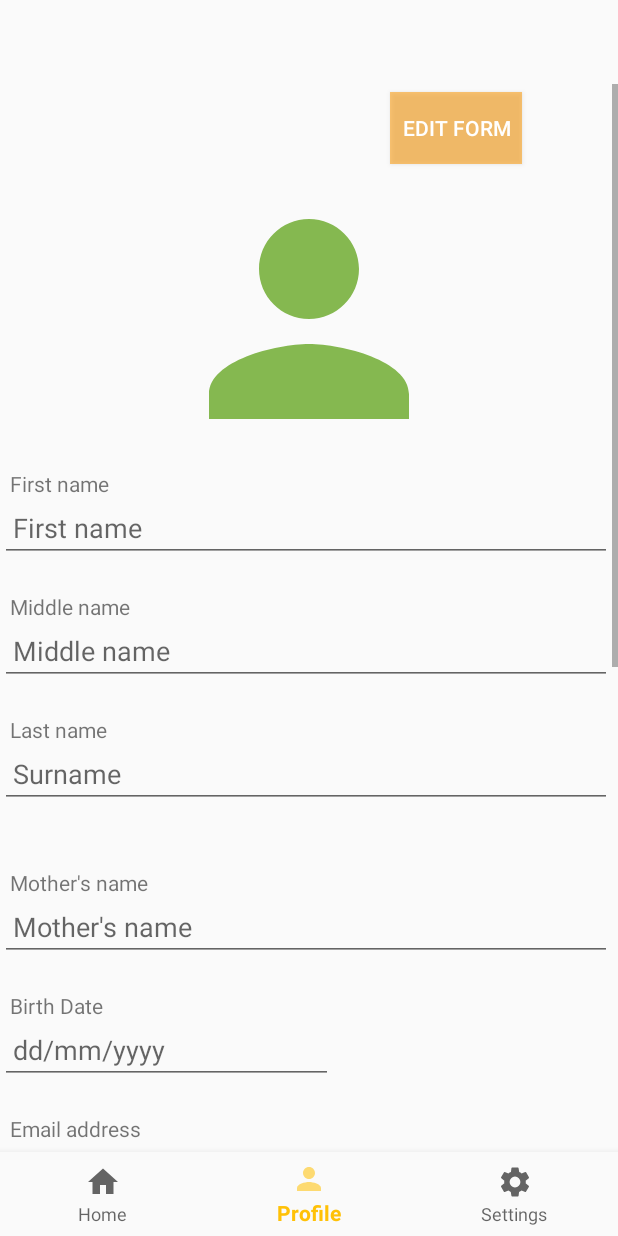
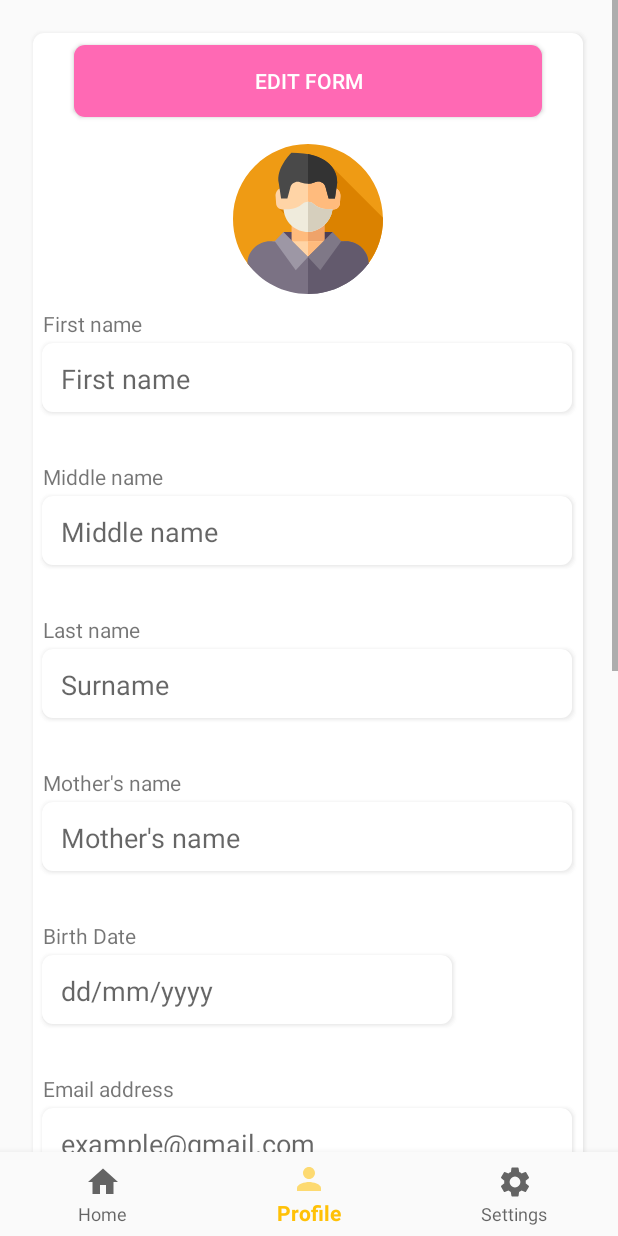
Before and after one commit to Asbaharoon/Students-academic, an Android app: the ProfileFragment screen opened through its navigation route, on a phone screen of 412 x 824 dp. Run offline under Robolectric (Android 15) with nearby library versions, the phone set to English and light mode, and no system bars; our stand-ins replace Firebase (no records; nobody signed in at launch, a user with empty details on screens opened directly), navigation-ui; 19 statements that could not run were skipped.

Commit message:
updated ui of settings,profile

```diff
--- a/app/src/main/java/com/example/gfmcheck/MainActivity.java
+++ b/app/src/main/java/com/example/gfmcheck/MainActivity.java
@@ -9,6 +9,7 @@ import android.os.Bundle;
 import android.speech.RecognizerIntent;
 import android.util.Log;
 import android.view.View;
+import android.view.WindowManager;
 import android.widget.Button;
 import android.widget.EditText;
 import android.widget.TextView;
@@ -42,7 +43,9 @@ public class MainActivity extends AppCompatActivity {
     protected void onCreate(Bundle savedInstanceState) {
         super.onCreate(savedInstanceState);
         setContentView(R.layout.activity_main);
-
+//
+        getWindow().setFlags(WindowManager.LayoutParams.FLAG_LAYOUT_NO_LIMITS,WindowManager.LayoutParams.FLAG_LAYOUT_NO_LIMITS);
+        //
 
 
         f=(EditText)findViewById(R.id.f);
--- a/app/src/main/java/com/example/gfmcheck/dataact.java
+++ b/app/src/main/java/com/example/gfmcheck/dataact.java
@@ -2,6 +2,7 @@ package com.example.gfmcheck;
 
 import android.content.Intent;
 import android.os.Bundle;
+import android.view.WindowManager;
 
 import com.google.android.material.bottomnavigation.BottomNavigationView;
 
@@ -21,6 +22,10 @@ public class dataact extends AppCompatActivity {
         super.onCreate(savedInstanceState);
         setContentView(R.layout.activity_dataact);
         BottomNavigationView navView = findViewById(R.id.nav_view);
+        //
+        //getWindow().setFlags(WindowManager.LayoutParams.FLAG_LAYOUT_NO_LIMITS,WindowManager.LayoutParams.FLAG_LAYOUT_NO_LIMITS);
+        //
+
         // Passing each menu ID as a set of Ids because each
         // menu should be considered as top level destinations.
         Intent intent = getIntent();
--- a/app/src/main/java/com/example/gfmcheck/loginact.java
+++ b/app/src/main/java/com/example/gfmcheck/loginact.java
@@ -7,6 +7,7 @@ import android.os.Bundle;
 import android.text.TextUtils;
 import android.util.Log;
 import android.view.View;
+import android.view.WindowManager;
 import android.widget.Button;
 import android.widget.EditText;
 import android.widget.TextView;
@@ -37,7 +38,9 @@ public class loginact extends AppCompatActivity {
     public void onCreate(Bundle savedInstanceState) {
         super.onCreate(savedInstanceState);
         setContentView(R.layout.activity_loginact);
-
+//
+        getWindow().setFlags(WindowManager.LayoutParams.FLAG_LAYOUT_NO_LIMITS,WindowManager.LayoutParams.FLAG_LAYOUT_NO_LIMITS);
+        //
 
         username=findViewById(R.id.editText);
         password=findViewById(R.id.editText2);
--- a/app/src/main/java/com/example/gfmcheck/ui/settings/SettingsFragment.java
+++ b/app/src/main/java/com/example/gfmcheck/ui/settings/SettingsFragment.java
@@ -34,7 +34,7 @@ public class SettingsFragment extends Fragment {
     private EditText np;
     private EditText cnp;
     private SettingsViewModel settingsViewModel;
-    private ImageButton logout1;
+    private Button logout1;
     private Button set1;
     public DatabaseReference myRef;
     public ValueEventListener eventListener;
@@ -46,7 +46,7 @@ public class SettingsFragment extends Fragment {
         settingsViewModel =
                 ViewModelProviders.of(this).get(SettingsViewModel.class);
        final View root = inflater.inflate(R.layout.fragment_settings, container, false);
-        logout1=(ImageButton)root.findViewById(R.id.logout);
+        logout1=(Button)root.findViewById(R.id.logout);
 
         logout1.setOnClickListener(new View.OnClickListener() {
             @Override
--- /dev/null
+++ b/app/src/main/res/drawable/shape_with_shadow.xml
@@ -0,0 +1,57 @@
+<?xml version="1.0" encoding="utf-8"?>
+<layer-list xmlns:android="http://schemas.android.com/apk/res/android">
+    <!--Layer 0-->
+    <!--Layer 1-->
+    <!--Layer 2-->
+    <!--Layer 3-->
+    <!--Layer 4 (content background)-->
+
+    <!-- dropshadow -->
+    <item>
+        <shape>
+            <solid android:color="#05CCCCCC" />
+            <padding android:top="1dp" android:right="1dp" android:bottom="1dp" android:left="1dp" />
+            <corners android:radius="7dp"/>
+        </shape>
+    </item>
+
+    <item>
+        <shape>
+            <solid android:color="#10CCCCCC" />
+            <padding android:top="1dp" android:right="1dp" android:bottom="1dp" android:left="1dp" />
+            <corners android:radius="7dp"/>
+        </shape>
+    </item>
+
+    <item>
+        <shape>
+            <solid android:color="#15CCCCCC" />
+            <padding android:top="1dp" android:right="1dp" android:bottom="1dp" android:left="1dp" />
+            <corners android:radius="7dp"/>
+        </shape>
+    </item>
+
+    <item>
+        <shape>
+            <solid android:color="#20CCCCCC" />
+            <padding android:top="0dp" android:right="1dp" android:bottom="1dp" android:left="0dp" />
+            <corners android:radius="7dp"/>
+        </shape>
+    </item>
+
+    <item>
+        <shape>
+            <solid android:color="#25CCCCCC" />
+            <padding android:top="0dp" android:right="1dp" android:bottom="1dp" android:left="0dp" />
+            <corners android:radius="7dp"/>
+        </shape>
+    </item>
+
+    <!-- content background -->
+    <item>
+        <shape>
+            <solid android:color="#ffffff" />
+            <corners android:radius="7dp"/>
+        </shape>
+    </item>
+</layer-list>
--- a/app/src/main/res/layout/activity_dataact.xml
+++ b/app/src/main/res/layout/activity_dataact.xml
@@ -1,10 +1,11 @@
 <?xml version="1.0" encoding="utf-8"?>
 <androidx.constraintlayout.widget.ConstraintLayout xmlns:android="http://schemas.android.com/apk/res/android"
     xmlns:app="http://schemas.android.com/apk/res-auto"
+    xmlns:tools="http://schemas.android.com/tools"
     android:id="@+id/container"
     android:layout_width="match_parent"
     android:layout_height="match_parent"
-    android:paddingTop="?attr/actionBarSize">
+    >
 
     <com.google.android.material.bottomnavigation.BottomNavigationView
         android:id="@+id/nav_view"
@@ -25,9 +26,11 @@
         android:layout_height="match_parent"
         app:defaultNavHost="true"
         app:layout_constraintBottom_toTopOf="@id/nav_view"
+        app:layout_constraintHorizontal_bias="0.0"
         app:layout_constraintLeft_toLeftOf="parent"
         app:layout_constraintRight_toRightOf="parent"
         app:layout_constraintTop_toTopOf="parent"
+        app:layout_constraintVertical_bias="0.0"
         app:navGraph="@navigation/mobile_navigation" />
 
 </androidx.constraintlayout.widget.ConstraintLayout>
--- a/app/src/main/res/layout/fragment_profile.xml
+++ b/app/src/main/res/layout/fragment_profile.xml
@@ -9,7 +9,11 @@
     <LinearLayout
         android:layout_width="match_parent"
         android:layout_height="wrap_content"
-        android:orientation="vertical">
+        android:orientation="vertical"
+        android:layout_marginTop="20dp"
+        android:layout_marginLeft="20dp"
+        android:layout_marginRight="20dp"
+        android:background="@drawable/shape_with_shadow">
 
 
 
@@ -17,23 +21,30 @@
             android:id="@+id/edit"
             android:layout_width="wrap_content"
             android:layout_height="wrap_content"
-            android:layout_marginStart="260dp"
-            android:layout_marginLeft="100dp"
-            android:layout_marginTop="5dp"
-            android:layout_marginBottom="3dp"
 
-            android:background="#88FF9800"
-            android:text="Edit form"
+            android:layout_margin="8dp"
+            android:paddingRight="120dp"
+            android:paddingLeft="120dp"
+            android:background="@drawable/shape_button"
+
+            android:layout_marginTop="20dp"
+            android:layout_marginBottom="14dp"
+            android:gravity="center"
+            android:layout_gravity="center"
+
+            android:text="Edit Form"
             android:textColor="#FFFFFF" />
 
         <ImageView
             android:id="@+id/profilepic"
-            android:layout_width="match_parent"
+            android:layout_width="100dp"
+            android:layout_height="100dp"
             android:layout_marginLeft="70dp"
+            android:layout_gravity="center"
             android:layout_marginRight="70dp"
-
-            android:layout_height="200dp"
-            app:srcCompat="@drawable/ic_person_occ_24dp"/>
+            android:layout_marginBottom="10dp"
+            android:layout_marginTop="10dp"
+            app:srcCompat="@drawable/ic_man" />
 
 
         <TextView
@@ -47,14 +58,17 @@
         <EditText
             android:id="@+id/fname"
             android:layout_width="match_parent"
-            android:layout_height="41dp"
+            android:layout_height="51dp"
             android:layout_marginTop="1dp"
-            android:layout_marginEnd="4dp"
+
             android:layout_marginRight="4dp"
             android:layout_marginLeft="4dp"
             android:ems="10"
             android:hint=" First name"
-            android:inputType="textPersonName" />
+            android:padding="10dp"
+            android:inputType="textPersonName"
+            android:background="@drawable/shape_with_shadow"
+            />
 
 
 
@@ -63,31 +77,37 @@
             android:layout_height="wrap_content"
             android:text="  Middle name"
             android:layout_marginBottom="0dp"
-            android:layout_marginTop="20dp"/>
+            android:layout_marginTop="30dp"/>
         <EditText
             android:id="@+id/mname"
             android:layout_width="match_parent"
-            android:layout_height="41dp"
-            android:layout_marginTop="1dp"
-            android:layout_marginEnd="4dp"
-            android:layout_marginRight="4dp"
             android:ems="10"
             android:hint=" Middle name"
-            android:inputType="textPersonName" />
+            android:inputType="textPersonName"
+            android:layout_height="51dp"
+            android:layout_marginTop="1dp"
+            android:layout_marginLeft="4dp"
+            android:layout_marginRight="4dp"
+            android:padding="10dp"
+
+            android:background="@drawable/shape_with_shadow"/>
 
         <TextView
             android:layout_width="match_parent"
             android:layout_height="wrap_content"
             android:text="  Last name"
             android:layout_marginBottom="0dp"
-            android:layout_marginTop="20dp"/>
+            android:layout_marginTop="30dp"/>
         <EditText
             android:id="@+id/lname"
             android:layout_width="match_parent"
-            android:layout_height="41dp"
+            android:layout_height="51dp"
             android:layout_marginTop="1dp"
-            android:layout_marginEnd="4dp"
+            android:layout_marginLeft="4dp"
             android:layout_marginRight="4dp"
+            android:padding="10dp"
+
+            android:background="@drawable/shape_with_shadow"
             android:ems="10"
             android:hint=" Surname"
             android:inputType="textPersonName" />
@@ -97,14 +117,17 @@
             android:layout_height="wrap_content"
             android:text="  Mother's name"
             android:layout_marginBottom="0dp"
-            android:layout_marginTop="40dp"/>
+            android:layout_marginTop="30dp"/>
         <EditText
             android:id="@+id/momname"
             android:layout_width="match_parent"
-            android:layout_height="41dp"
+            android:layout_height="51dp"
             android:layout_marginTop="1dp"
-            android:layout_marginEnd="4dp"
+            android:layout_marginLeft="4dp"
             android:layout_marginRight="4dp"
+
+            android:padding="10dp"
+            android:background="@drawable/shape_with_shadow"
             android:ems="10"
             android:hint=" Mother's name"
             android:inputType="textPersonName" />
@@ -114,14 +137,16 @@
             android:layout_height="wrap_content"
             android:text="  Birth Date"
             android:layout_marginBottom="0dp"
-            android:layout_marginTop="20dp"/>
+            android:layout_marginTop="30dp"/>
         <EditText
             android:id="@+id/dob"
             android:layout_width="match_parent"
-            android:layout_height="41dp"
-            android:layout_marginTop="1dp"
-            android:layout_marginEnd="190dp"
-            android:layout_marginRight="4dp"
+            android:layout_height="51dp"   android:layout_marginTop="1dp"
+            android:layout_marginLeft="4dp"
+            android:layout_marginRight="84dp"
+
+            android:padding="10dp"
+            android:background="@drawable/shape_with_shadow"
             android:ems="10"
             android:hint=" dd/mm/yyyy"
             android:inputType="date" />
@@ -131,14 +156,17 @@
             android:layout_height="wrap_content"
             android:text="  Email address"
             android:layout_marginBottom="0dp"
-            android:layout_marginTop="20dp"/>
+            android:layout_marginTop="30dp"/>
         <EditText
             android:id="@+id/emailad"
             android:layout_width="match_parent"
-            android:layout_height="41dp"
+            android:layout_height="51dp"
             android:layout_marginTop="1dp"
-            android:layout_marginEnd="4dp"
+            android:layout_marginLeft="4dp"
             android:layout_marginRight="4dp"
+
+            android:padding="10dp"
+            android:background="@drawable/shape_with_shadow"
             android:ems="10"
             android:hint=" example@gmail.com"
             android:inputType="textEmailAddress" />
@@ -148,14 +176,17 @@
             android:layout_height="wrap_content"
             android:text="  ZPRN"
             android:layout_marginBottom="0dp"
-            android:layout_marginTop="20dp"/>
+            android:layout_marginTop="30dp"/>
         <EditText
             android:id="@+id/zprns"
             android:layout_width="match_parent"
-            android:layout_height="41dp"
+            android:layout_height="51dp"
             android:layout_marginTop="1dp"
-            android:layout_marginEnd="4dp"
+            android:layout_marginLeft="4dp"
             android:layout_marginRight="4dp"
+
+            android:padding="10dp"
+            android:background="@drawable/shape_with_shadow"
             android:ems="10"
             android:hint=" Z P R N"
             android:inputType="number" />
@@ -165,14 +196,17 @@
             android:layout_height="wrap_content"
             android:text=" Mobile number"
             android:layout_marginBottom="0dp"
-            android:layout_marginTop="20dp"/>
+            android:layout_marginTop="30dp"/>
         <EditText
             android:id="@+id/smno"
             android:layout_width="match_parent"
-            android:layout_height="41dp"
+            android:layout_height="51dp"
             android:layout_marginTop="1dp"
-            android:layout_marginEnd="4dp"
+            android:layout_marginLeft="4dp"
             android:layout_marginRight="4dp"
+
+            android:padding="10dp"
+            android:background="@drawable/shape_with_shadow"
             android:maxLength="10"
             android:ems="10"
             android:hint="Student's number"
@@ -180,10 +214,13 @@
         <EditText
             android:id="@+id/pmno"
             android:layout_width="match_parent"
-            android:layout_height="41dp"
+            android:layout_height="51dp"
             android:layout_marginTop="1dp"
-            android:layout_marginEnd="4dp"
+            android:layout_marginLeft="4dp"
             android:layout_marginRight="4dp"
+
+            android:padding="10dp"
+            android:background="@drawable/shape_with_shadow"
             android:maxLength="10"
             android:ems="10"
             android:hint="Parents Number"
@@ -198,21 +235,18 @@
         <EditText
             android:id="@+id/blood"
             android:layout_width="match_parent"
-            android:layout_height="41dp"
+            android:layout_height="51dp"
             android:layout_marginTop="1dp"
-            android:layout_marginEnd="4dp"
-            android:layout_marginRight="4dp"
+            android:layout_marginLeft="4dp"
+            android:layout_marginRight="84dp"
+
+            android:padding="10dp"
+            android:background="@drawable/shape_with_shadow"
             android:ems="10"
             android:hint="eg:O+"
             android:maxLength="2"
             android:inputType="text" />
 
-        <TextView
-            android:layout_width="match_parent"
-            android:layout_height="wrap_content"
-            android:text="  Class"
-            android:layout_marginBottom="0dp"
-            android:layout_marginTop="20dp"/>
 
 
         <TextView
@@ -220,14 +254,17 @@
             android:layout_height="wrap_content"
             android:text="  Last year cgpa"
             android:layout_marginBottom="0dp"
-            android:layout_marginTop="20dp"/>
+            android:layout_marginTop="30dp"/>
         <EditText
             android:id="@+id/cgpa"
             android:layout_width="match_parent"
-            android:layout_height="41dp"
+            android:layout_height="51dp"
             android:layout_marginTop="1dp"
-            android:layout_marginEnd="4dp"
-            android:layout_marginRight="4dp"
+            android:layout_marginLeft="4dp"
+            android:layout_marginRight="84dp"
+            android:padding="10dp"
+
+            android:background="@drawable/shape_with_shadow"
             android:ems="10"
             android:hint="Cgpa"
             android:maxLength="4"
@@ -238,16 +275,20 @@
             android:layout_height="wrap_content"
             android:text="  Number of back logs"
             android:layout_marginBottom="0dp"
-            android:layout_marginTop="20dp"/>
+            android:layout_marginTop="30dp"/>
         <EditText
             android:id="@+id/backlogs"
             android:layout_width="match_parent"
-            android:layout_height="41dp"
+            android:layout_height="51dp"
             android:layout_marginTop="1dp"
-            android:layout_marginEnd="4dp"
-            android:layout_marginRight="4dp"
+            android:layout_marginBottom="30dp"
+            android:layout_marginLeft="4dp"
+            android:layout_marginRight="84dp"
+
+            android:padding="10dp"
+            android:background="@drawable/shape_with_shadow"
             android:ems="10"
-            android:hint=""
+            android:hint="eg:1/2"
             android:maxLength="2"
             android:inputType="number" />
 
@@ -257,13 +298,17 @@
             android:id="@+id/submit"
             android:layout_width="wrap_content"
             android:layout_height="wrap_content"
-            android:layout_marginStart="260dp"
-            android:layout_marginLeft="100dp"
-            android:layout_marginTop="5dp"
-            android:layout_marginBottom="3dp"
-            android:background="#88FF9800"
-            android:text="Submit form"
-            android:textColor="#FFFFFF" />
+            android:layout_margin="8dp"
+            android:paddingRight="120dp"
+            android:paddingLeft="120dp"
+
+            android:background="@drawable/shape_button"
+            android:layout_marginTop="30dp"
+            android:layout_marginBottom="14dp"
+            android:gravity="center"
+            android:layout_gravity="center"
+            android:text="Submit"
+            android:textColor="#FFFFFF"  />
 
         <TextView
             android:id="@+id/text_profile"
@@ -271,7 +316,7 @@
             android:layout_height="wrap_content"
             android:text=""
             android:layout_marginBottom="0dp"
-            android:layout_marginTop="200dp"
+            android:layout_marginTop="60dp"
             android:visibility="visible"/>
     </LinearLayout>
 </ScrollView>
--- a/app/src/main/res/values/colors.xml
+++ b/app/src/main/res/values/colors.xml
@@ -1,6 +1,6 @@
 <?xml version="1.0" encoding="utf-8"?>
 <resources>
     <color name="colorPrimary">#FFC107</color>
-    <color name="colorPrimaryDark">#FF9800</color>
+    <color name="colorPrimaryDark">#FFFFFF</color>
     <color name="colorAccent">#009688</color>
 </resources>
```
Also changed, not shown: app/src/main/res/drawable/ic_twotone_account.xml (added, +8 -0 lines), app/src/main/res/drawable/ic_twotone_account_circle_24.xml (added, +8 -0 lines), app/src/main/res/layout/fragment_settings.xml (+113 -39 lines), app/src/main/res/values/styles.xml (+0 -8 lines).
